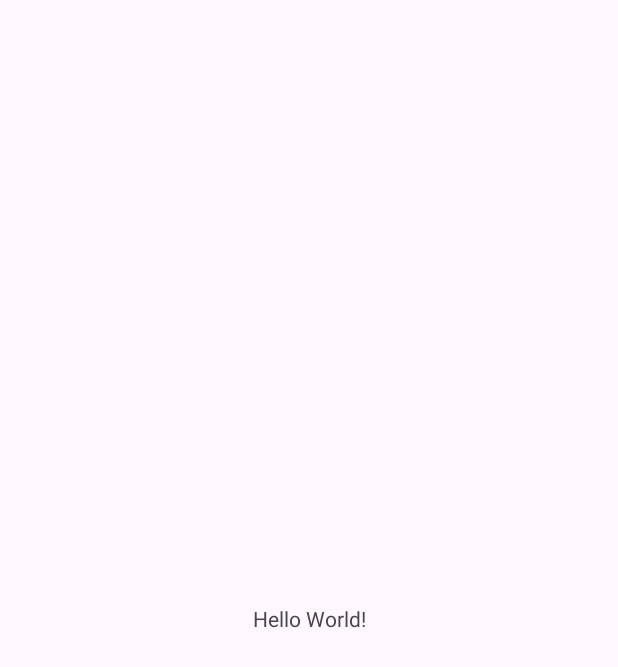
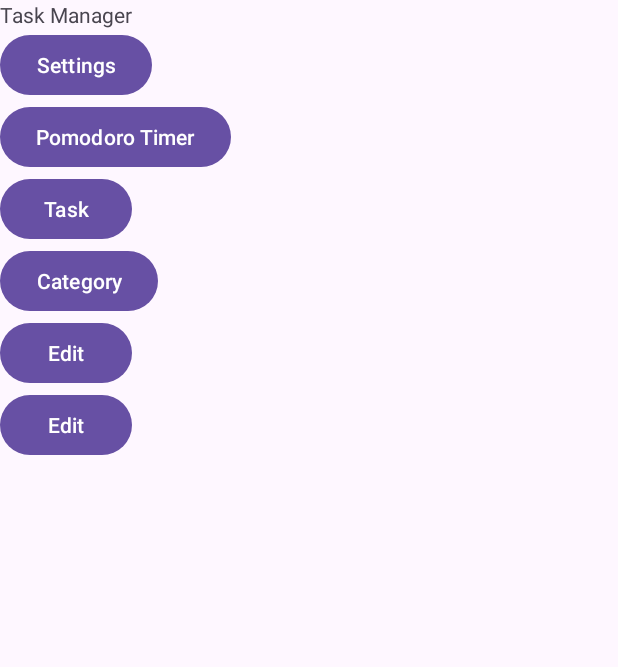
Before and after one commit to nimaintz/taskManager_project_MDAD, an Android app: the screen it shows after launch (MainActivity), on a phone screen of 412 x 824 dp. Before the commit the part shown is almost empty. Shown: the top 667 px of the screen. Run offline under Robolectric (Android 15) with nearby library versions, the phone set to English and light mode, and no system bars.

Commit message:
I added necessary components for the main page

```diff
--- a/app/build.gradle.kts
+++ b/app/build.gradle.kts
@@ -5,7 +5,7 @@ plugins {
 
 android {
     namespace = "com.example.taskmanager_project_mdad"
-    compileSdk = 34
+    compileSdk = 35
 
     defaultConfig {
         applicationId = "com.example.taskmanager_project_mdad"
--- a/app/src/main/res/layout/activity_main.xml
+++ b/app/src/main/res/layout/activity_main.xml
@@ -1,19 +1,58 @@
 <?xml version="1.0" encoding="utf-8"?>
-<androidx.constraintlayout.widget.ConstraintLayout xmlns:android="http://schemas.android.com/apk/res/android"
+<LinearLayout xmlns:android="http://schemas.android.com/apk/res/android"
     xmlns:app="http://schemas.android.com/apk/res-auto"
     xmlns:tools="http://schemas.android.com/tools"
     android:id="@+id/main"
     android:layout_width="match_parent"
     android:layout_height="match_parent"
+    android:orientation="vertical"
     tools:context=".MainActivity">
 
     <TextView
         android:layout_width="wrap_content"
         android:layout_height="wrap_content"
-        android:text="Hello World!"
+        android:text="Task Manager"
         app:layout_constraintBottom_toBottomOf="parent"
         app:layout_constraintEnd_toEndOf="parent"
         app:layout_constraintStart_toStartOf="parent"
         app:layout_constraintTop_toTopOf="parent" />
 
-</androidx.constraintlayout.widget.ConstraintLayout>
+    <Button
+        android:id="@+id/settings_button"
+        android:layout_height="wrap_content"
+        android:layout_width="wrap_content"
+        android:text="Settings" />
+
+    <Button
+        android:id="@+id/pomodoro_button"
+        android:layout_height="wrap_content"
+        android:layout_width="wrap_content"
+        android:text="Pomodoro Timer" />
+
+    <Button
+        android:id="@+id/new_task_button"
+        android:layout_height="wrap_content"
+        android:layout_width="wrap_content"
+        android:text="Task" />
+
+    <Button
+        android:id="@+id/new_category_button"
+        android:layout_height="wrap_content"
+        android:layout_width="wrap_content"
+        android:text="Category" />
+
+    <Button
+        android:id="@+id/edit_task_button"
+        android:layout_height="wrap_content"
+        android:layout_width="wrap_content"
+        android:text="Edit" />
+
+    <Button
+        android:id="@+id/edit_category_button"
+        android:layout_height="wrap_content"
+        android:layout_width="wrap_content"
+        android:text="Edit" />
+
+
+
+</LinearLayout>
```
